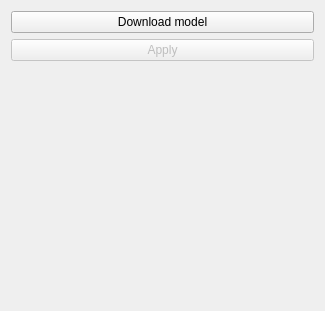
First picture: the form in septum_analysis/Resources/UI/septum_analysis.ui, repository OSLL/slicer-nasal-septum-analysis, before the edit.
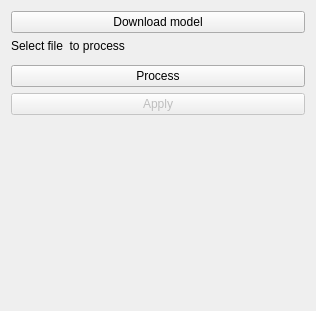
Second picture: the form after the edit. Custom widgets are drawn as their Qt base class.

Commit message: add maxilla model inference

```diff
--- a/septum_analysis/Resources/UI/septum_analysis.ui
+++ b/septum_analysis/Resources/UI/septum_analysis.ui
@@ -6,7 +6,7 @@
    <rect>
     <x>0</x>
     <y>0</y>
-    <width>325</width>
+    <width>316</width>
     <height>311</height>
    </rect>
   </property>
@@ -18,6 +18,23 @@
      </property>
     </widget>
    </item>
+   <item>
+    <widget class="QLabel" name="label">
+     <property name="text">
+      <string>Select file  to process</string>
+     </property>
+    </widget>
+   </item>
+   <item>
+    <widget class="ctkPathLineEdit" name="FileButton"/>
+   </item>
+   <item>
+    <widget class="QPushButton" name="ProcessButton">
+     <property name="text">
+      <string>Process</string>
+     </property>
+    </widget>
+   </item>
    <item>
     <widget class="QPushButton" name="applyButton">
      <property name="enabled">
@@ -47,6 +64,11 @@
   </layout>
  </widget>
  <customwidgets>
+  <customwidget>
+   <class>ctkPathLineEdit</class>
+   <extends>QWidget</extends>
+   <header>ctkPathLineEdit.h</header>
+  </customwidget>
   <customwidget>
    <class>qMRMLWidget</class>
    <extends>QWidget</extends>
```
The commit also changes 1 other file.
